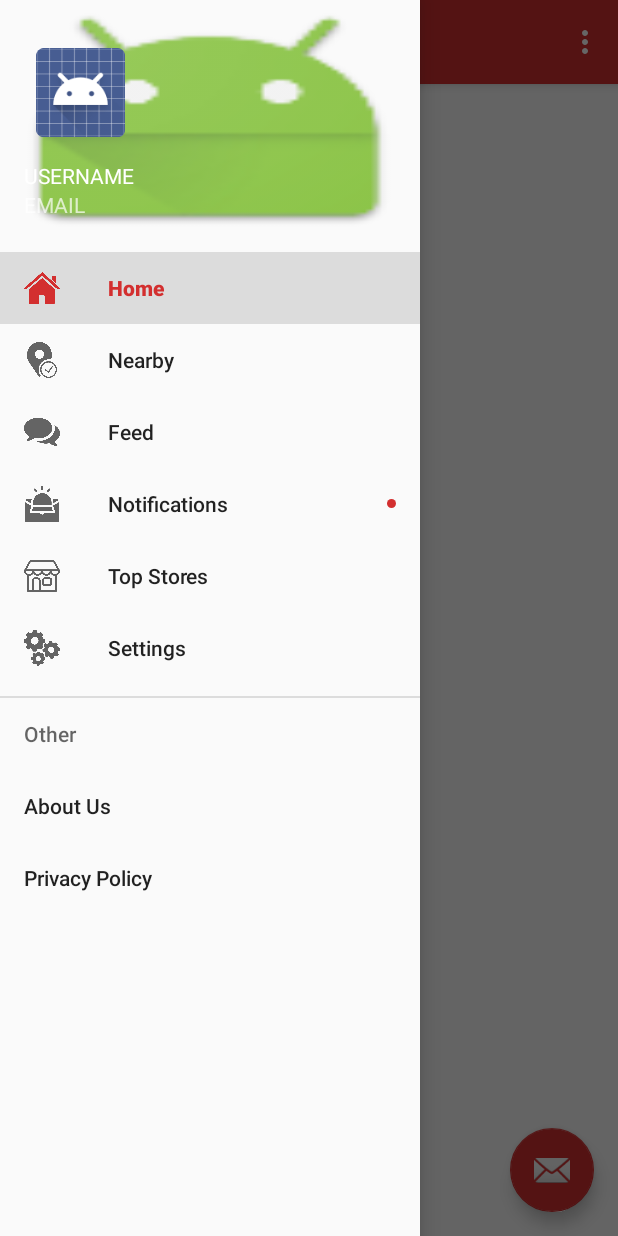
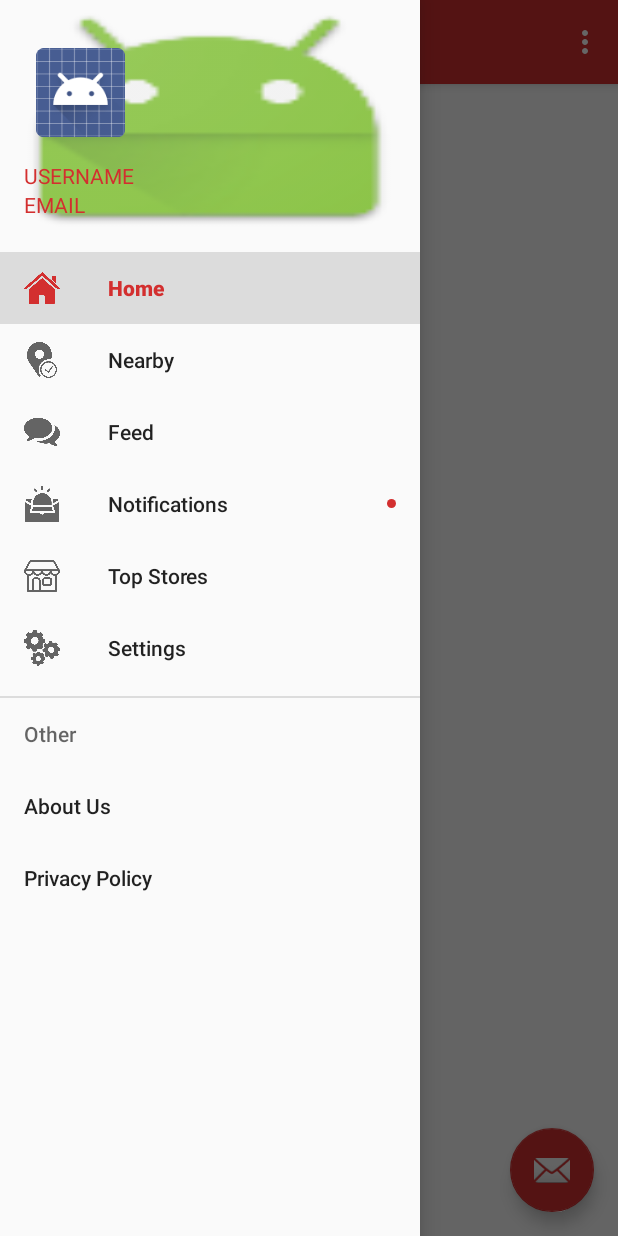
Before and after one commit to rezapremana/NewTADS, an Android app: the screen it shows after launch (MainActivity), with the side drawer open, on a phone screen of 412 x 824 dp. Run offline under Robolectric (Android 15) with nearby library versions, the phone set to English and light mode, and no system bars; pictures from the network do not load; 2 statements that could not run were skipped.

Commit message:
chnging xml

```diff
--- a/app/src/main/res/layout/nav_header_main.xml
+++ b/app/src/main/res/layout/nav_header_main.xml
@@ -34,12 +34,15 @@
             android:layout_width="match_parent"
             android:layout_height="wrap_content"
             android:paddingTop="@dimen/nav_header_vertical_spacing"
-            android:textAppearance="@style/TextAppearance.AppCompat.Body1" />
+            android:textColor="@color/colorPrimary"
+            android:text="@string/username" />
 
         <TextView
             android:id="@+id/website"
             android:layout_width="wrap_content"
-            android:layout_height="wrap_content" />
+            android:layout_height="wrap_content"
+            android:textColor="@color/colorPrimary"
+            android:text="@string/phonenumber"/>
 
     </LinearLayout>
 
--- a/app/src/main/res/values/strings.xml
+++ b/app/src/main/res/values/strings.xml
@@ -14,6 +14,8 @@
     <string name="nav_notifications">Notifications</string>
     <string name="nav_settings">Settings</string>
     <string name="nav_about_us">About Us</string>
+    <string name="username">Username</string>
+    <string name="phonenumber">09090909</string>
 
     <!-- Toolbar titles when navigation menu item is selected -->
     <string-array name="nav_item_activity_titles">
```
